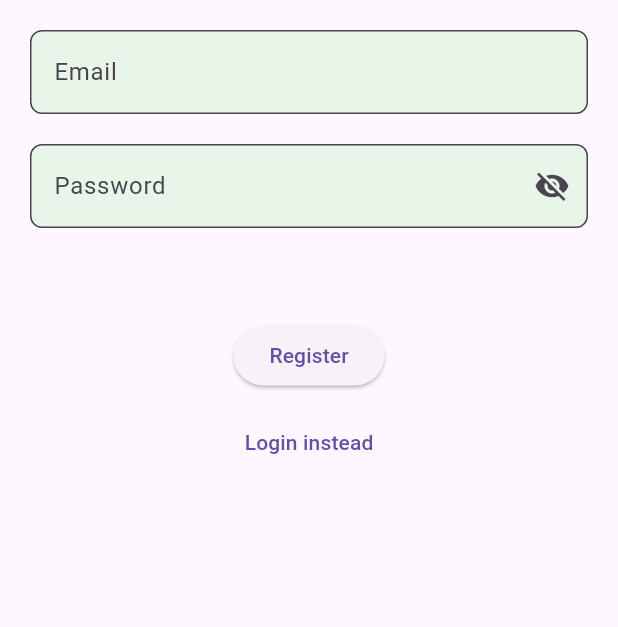
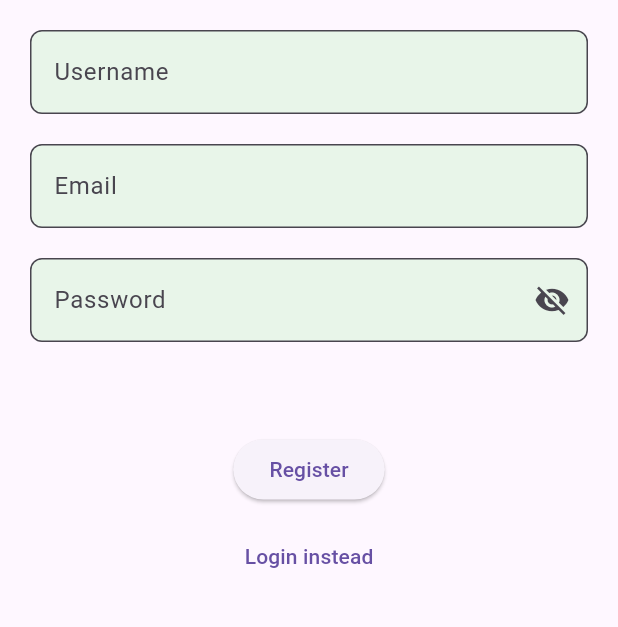
Before and after one commit to choonzies/GLife_4, a Flutter app: the screen it shows after launch, after a tap on "Login", after a tap on "Register instead", on a phone screen of 412 x 824 dp, the part 339-966 px from its top. Run offline on Flutter 3.47's test engine with Material 3 defaults, Android fonts, the phone set to English and light mode, and no system bars; our stand-ins replace firebase_auth, firebase_core; accounts and stored records are empty; network calls fail.

```diff
--- a/lib/pages/login_page.dart
+++ b/lib/pages/login_page.dart
@@ -14,21 +14,22 @@ class _LoginPageState extends State<LoginPage> {
   bool isLogin = true;
   bool isPasswordVisible = false;
 
+  final TextEditingController _controllerUsername = TextEditingController();
   final TextEditingController _controllerEmail = TextEditingController();
   final TextEditingController _controllerPassword = TextEditingController();
 
   Future<void> signInWithEmailAndPassword() async {
     try {
       await Auth().signInWithEmailAndPassword(
-        email: _controllerEmail.text,
+        email: _controllerEmail.text, // Use username as email
         password: _controllerPassword.text,
       );
     } on FirebaseAuthException catch (e) {
       setState(() {
         if (e.code == 'invalid-email') {
-          errorMessage = 'Please provide a valid email';
+          errorMessage = 'Please provide a valid username';
         } else {
-          errorMessage = 'Incorrect Email or Password';
+          errorMessage = 'Incorrect Username or Password';
         }
       });
     }
@@ -40,6 +41,9 @@ class _LoginPageState extends State<LoginPage> {
         email: _controllerEmail.text,
         password: _controllerPassword.text,
       );
+      // Update user profile with username
+      User? user = FirebaseAuth.instance.currentUser;
+      await user?.updateProfile(displayName: _controllerUsername.text);
     } on FirebaseAuthException catch (e) {
       setState(() {
         if (e.code == 'invalid-email') {
@@ -62,7 +66,7 @@ class _LoginPageState extends State<LoginPage> {
   Widget _entryField(String title, TextEditingController controller, bool isPassword) {
     return TextFormField(
       controller: controller,
-      obscureText: isPassword && !isPasswordVisible, // Show password if isPasswordVisible is true
+      obscureText: isPassword && !isPasswordVisible,
       decoration: InputDecoration(
         labelText: title,
         border: OutlineInputBorder(borderRadius: BorderRadius.circular(8.0)),
@@ -70,10 +74,10 @@ class _LoginPageState extends State<LoginPage> {
         fillColor: Colors.green[50],
         suffixIcon: isPassword
             ? IconButton(
-                icon: Icon(isPasswordVisible ? Icons.visibility : Icons.visibility_off), // Toggle visibility icon
+                icon: Icon(isPasswordVisible ? Icons.visibility : Icons.visibility_off),
                 onPressed: () {
                   setState(() {
-                    isPasswordVisible = !isPasswordVisible; // Toggle password visibility
+                    isPasswordVisible = !isPasswordVisible;
                   });
                 },
               )
@@ -120,8 +124,12 @@ class _LoginPageState extends State<LoginPage> {
             children: <Widget>[
               _logo(),
               const SizedBox(height: 20),
-              _entryField('Email', _controllerEmail, false),
+              if (!isLogin) _entryField('Username', _controllerUsername, false),
+              // if (!isLogin) const SizedBox(height: 20),
+              if (isLogin) _entryField('Email', _controllerEmail, false),
               const SizedBox(height: 20),
+              if (!isLogin) _entryField('Email', _controllerEmail, false),
+              if (!isLogin) const SizedBox(height: 20),
               _entryField('Password', _controllerPassword, true),
               const SizedBox(height: 20),
               _errorMessage(),
```
Also changed, not shown: lib/pages/ProfilePage.dart (added, +61 -0 lines), lib/pages/home_page.dart (+16 -3 lines).
